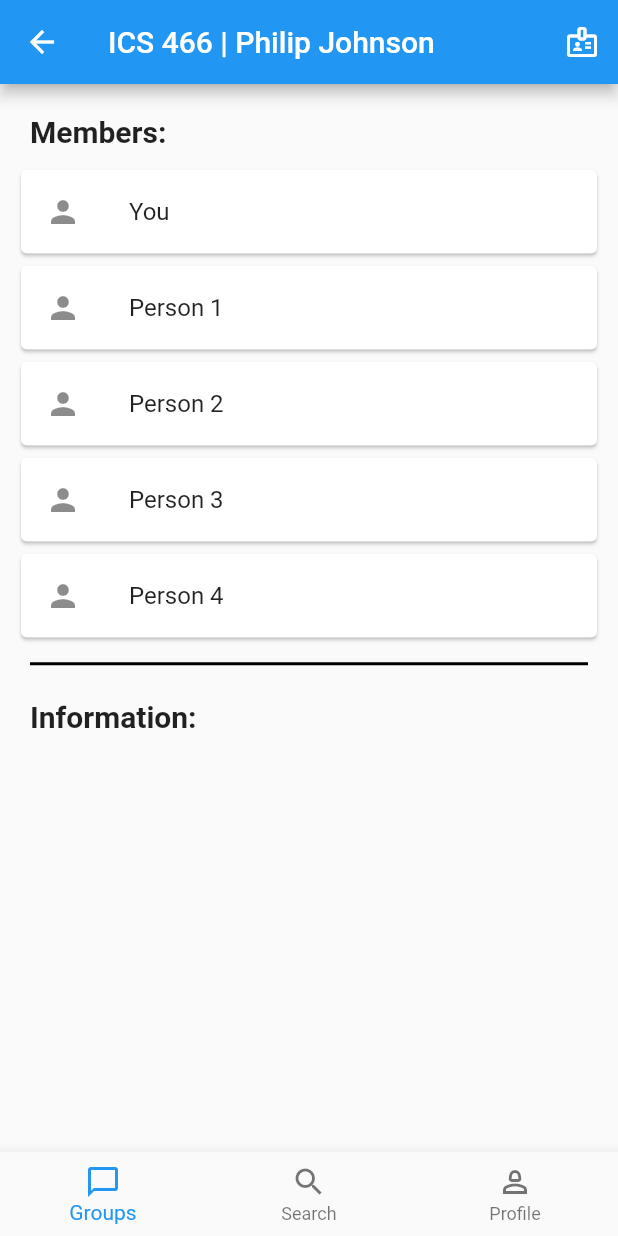
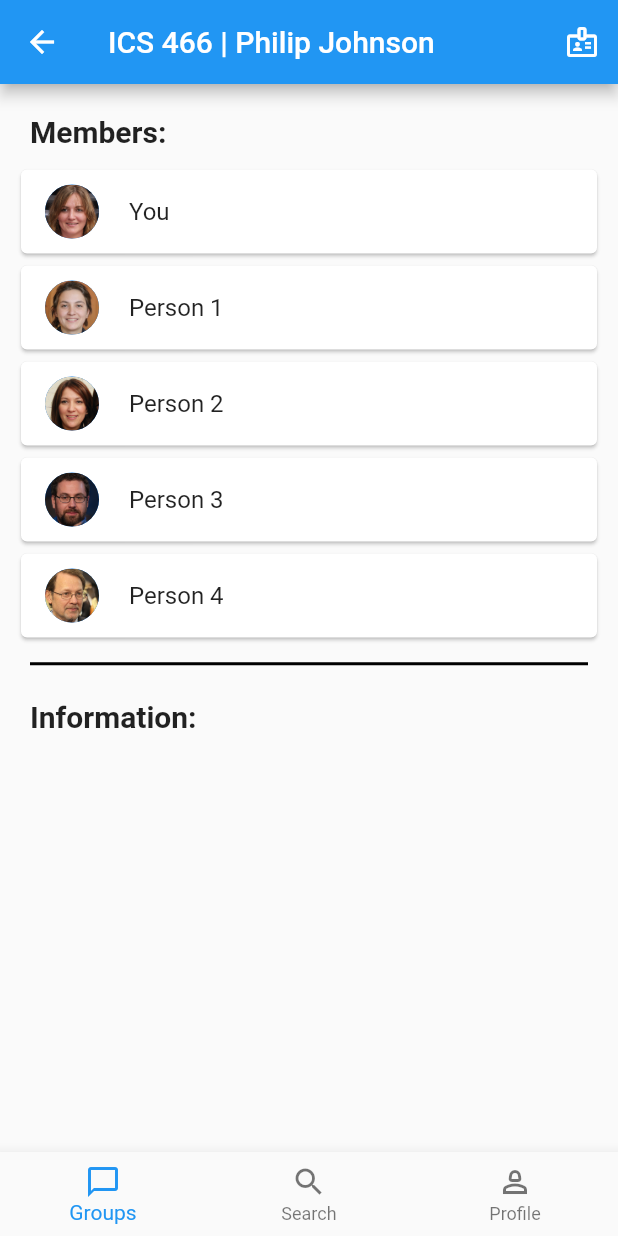
Before and after one commit to ConnectUni/connectuni, a Flutter app: the screen it shows after launch, on a phone screen of 412 x 824 dp. Run offline on Flutter 3.47's test engine with Material 2 defaults, Android fonts, the phone set to English and light mode, and no system bars.

Commit message:
Complete GroupInfo Page

```diff
--- a/lib/groupinfo.dart
+++ b/lib/groupinfo.dart
@@ -1,4 +1,5 @@
 import 'package:flutter/material.dart';
+
 
 /**
  * Landing/Home page that the User is introduced to when logging into their account.
@@ -60,31 +61,46 @@ class _GroupInfoState extends State<GroupInfo> {
               children: [
                 Card(
                   child: ListTile(
-                    leading: Icon(Icons.person),
+                    leading: CircleAvatar(
+                      radius: 18,
+                      backgroundImage: AssetImage('assets/images/You.jpg'),
+                    ),
                     title: Text('You'),
                   ),
                 ),
                 Card(
                   child: ListTile(
-                    leading: Icon(Icons.person),
+                    leading: CircleAvatar(
+                      radius: 18,
+                      backgroundImage: AssetImage('assets/images/Person 1.jpg'),
+                    ),
                     title: Text('Person 1'),
                   ),
                 ),
                 Card(
                   child: ListTile(
-                    leading: Icon(Icons.person),
+                    leading: CircleAvatar(
+                      radius: 18,
+                      backgroundImage: AssetImage('assets/images/Person 2.jpg'),
+                    ),
                     title: Text('Person 2'),
                   ),
                 ),
                 Card(
                   child: ListTile(
-                    leading: Icon(Icons.person),
+                    leading: CircleAvatar(
+                      radius: 18,
+                      backgroundImage: AssetImage('assets/images/Person 3.jpg'),
+                    ),
                     title: Text('Person 3'),
                   ),
                 ),
                 Card(
                   child: ListTile(
-                    leading: Icon(Icons.person),
+                    leading: CircleAvatar(
+                      radius: 18,
+                      backgroundImage: AssetImage('assets/images/Person4.jpg'),
+                    ),
                     title: Text('Person 4'),
                   ),
                 ),
--- a/pubspec.yaml
+++ b/pubspec.yaml
@@ -62,7 +62,8 @@ flutter:
   # assets:
   #   - images/a_dot_burr.jpeg
   #   - images/a_dot_ham.jpeg
-
+  assets:
+    - assets/images/
   # An image asset can refer to one or more resolution-specific "variants", see
   # https://flutter.dev/assets-and-images/#resolution-aware
 
```
Also changed, not shown: assets/images/Person 1.jpg (added), assets/images/Person 2.jpg (added), assets/images/Person 3.jpg (added), assets/images/Person4.jpg (added), assets/images/You.jpg (added).
